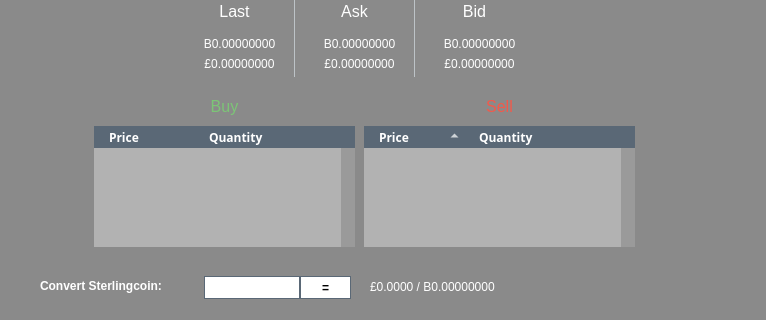
First picture: the form in src/qt/forms/poolbrowser.ui, repository Sterlingcoin/Sterlingcoin-1.6.2.0-Release, before the edit; both pictures show x 0 to 766 and y 189 to 509 of the 766 by 509 pixel window.
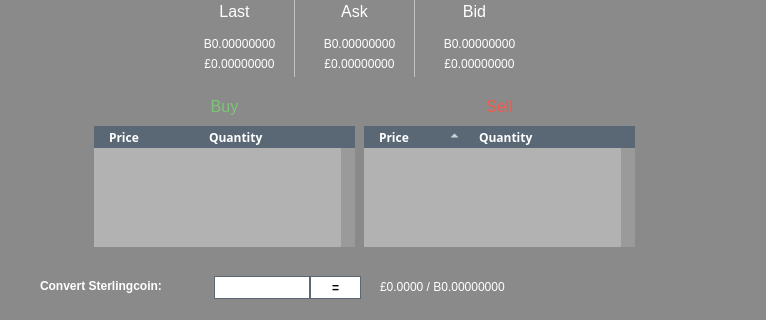
Second picture: the form after the edit. Icons and pictures are not drawn. Custom widgets are drawn as their Qt base class.

```diff
--- a/src/qt/forms/poolbrowser.ui
+++ b/src/qt/forms/poolbrowser.ui
@@ -534,7 +534,7 @@
      <widget class="QPushButton" name="btnUpdateMarketData">
       <property name="geometry">
        <rect>
-        <x>540</x>
+        <x>550</x>
         <y>0</y>
         <width>171</width>
         <height>41</height>
@@ -755,7 +755,7 @@
        <rect>
         <x>40</x>
         <y>10</y>
-        <width>151</width>
+        <width>161</width>
         <height>20</height>
        </rect>
       </property>
@@ -1190,7 +1190,7 @@
      <widget class="QLineEdit" name="txtConvertSterlingcoinQty">
       <property name="geometry">
        <rect>
-        <x>200</x>
+        <x>210</x>
         <y>10</y>
         <width>100</width>
         <height>23</height>
@@ -1225,7 +1225,7 @@
      <widget class="QPushButton" name="btnConvertSterlingcoin">
       <property name="geometry">
        <rect>
-        <x>300</x>
+        <x>310</x>
         <y>10</y>
         <width>51</width>
         <height>23</height>
@@ -1259,9 +1259,9 @@
      <widget class="QLabel" name="lblConvertSterlingcoinResults">
       <property name="geometry">
        <rect>
-        <x>370</x>
+        <x>380</x>
         <y>0</y>
-        <width>171</width>
+        <width>161</width>
         <height>41</height>
        </rect>
       </property>
```
Left out of the diff: 6 changed lines with no effect on the pictures.
